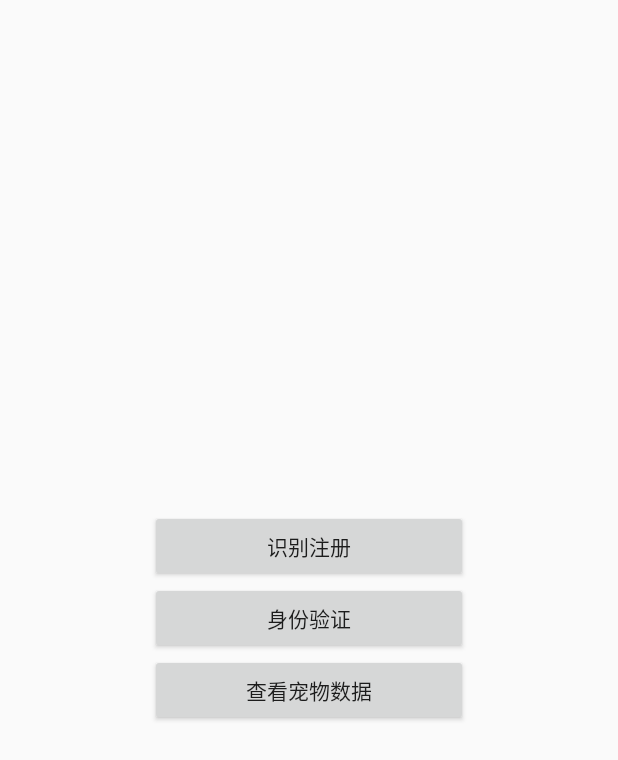
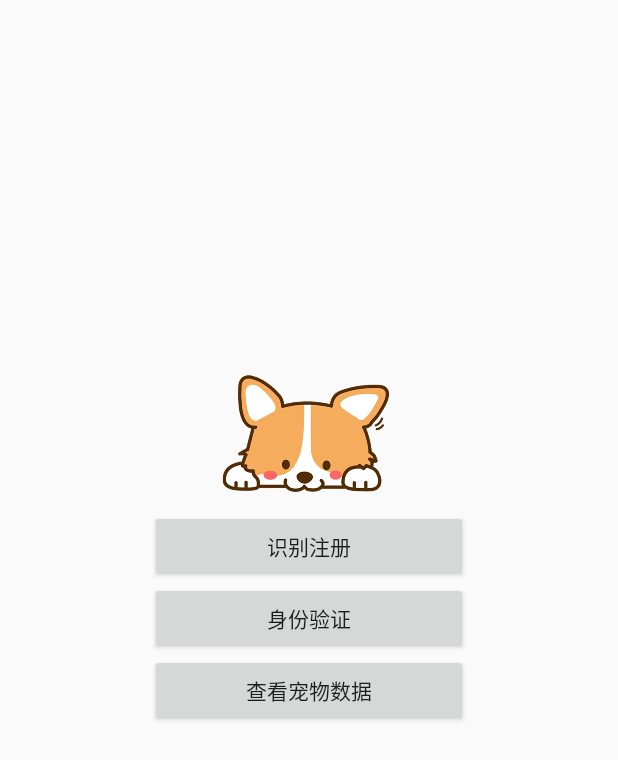
Before and after one commit to Kwiecien6/petIdentifyApp, an Android app: the screen it shows after launch (MainActivity), on a phone screen of 412 x 824 dp. Shown: the top 760 px of the screen. Run offline under Robolectric (Android 15) with nearby library versions, the phone set to English and light mode, and no system bars.

Commit message:
7.优化UI；SQLite添加约束，宠物昵称唯一；增加注册校验

```diff
--- a/app/build.gradle
+++ b/app/build.gradle
@@ -39,6 +39,5 @@ dependencies {
     androidTestImplementation 'androidx.test.ext:junit:1.1.2'
     androidTestImplementation 'androidx.test.espresso:espresso-core:3.3.0'
     implementation 'com.jakewharton:butterknife:8.8.1'
-
-
+    implementation 'androidx.cardview:cardview:1.0.0'
 }
--- a/app/src/main/java/com/jyq/petidentifyapp/activity/MainActivity.java
+++ b/app/src/main/java/com/jyq/petidentifyapp/activity/MainActivity.java
@@ -38,13 +38,13 @@ public class MainActivity extends AppCompatActivity implements View.OnClickListe
 //     初始化数据库
     private void initDatabase() {
         DatabaseHelper helper = new DatabaseHelper(this);
-        if (helper.query().size() == 0) {
-            Bitmap bitmap = BitmapFactory.decodeResource(getResources(),
-                    R.drawable.sample_pet_pic);
-            String path = helper.saveBitmapToLocal(bitmap);
-            PetInfo pet = new PetInfo("无","无" ,"无", 0, path);
-            helper.insert(pet);
-        }
+//        if (helper.query().size() == 0) {
+//            Bitmap bitmap = BitmapFactory.decodeResource(getResources(),
+//                    R.drawable.sample_pet_pic);
+//            String path = helper.saveBitmapToLocal(bitmap);
+//            PetInfo pet = new PetInfo("无","无" ,"无", 0, path);
+//            helper.insert(pet);
+//        }
         helper.close();
     }
 
@@ -56,47 +56,19 @@ public class MainActivity extends AppCompatActivity implements View.OnClickListe
                         DetectActivity.class);
                 registerIntent.putExtra("flag", DetectActivity.FLAG_REGISTER);
                 startActivity(registerIntent);
-//                requestCameraPermission(new PermissionHelper.RequestListener() {
-//                    @Override
-//                    public void onGranted() {
-//                        Intent intent = new Intent(MainActivity.this,
-//                                DetectActivity.class);
-//                        intent.putExtra("flag", DetectActivity.FLAG_REGISTER);
-//                        startActivityForResult(intent,
-//                                DetectActivity.FLAG_REGISTER);
-//                    }
-//
-//                    @Override
-//                    public void onDenied() {
-//                        ToastUtil.showToast(MainActivity.this, "权限拒绝", 0);
-//                    }
-//                });
                 break;
+
             case R.id.verify:
                 Intent verifyIntent = new Intent(MainActivity.this,
                         DetectActivity.class);
                 verifyIntent.putExtra("flag", DetectActivity.FLAG_VERIFY);
-                startActivityForResult(verifyIntent,
-                        DetectActivity.FLAG_VERIFY);
-//                requestCameraPermission(new PermissionHelper.RequestListener() {
-//                    @Override
-//                    public void onGranted() {
-//                        Intent intent = new Intent(MainActivity.this,
-//                                DetectActivity.class);
-//                        intent.putExtra("flag", DetectActivity.FLAG_VERIFY);
-//                        startActivityForResult(intent,
-//                                DetectActivity.FLAG_VERIFY);
-//                    }
-//
-//                    @Override
-//                    public void onDenied() {
-//                        ToastUtil.showToast(MainActivity.this, "权限拒绝", 0);
-//                    }
-//                });
+                startActivity(verifyIntent);
                 break;
+
             case R.id.view_data:
                 startActivity(new Intent(MainActivity.this, ViewDataActivity.class));
                 break;
+
             default:
                 break;
         }
--- a/app/src/main/java/com/jyq/petidentifyapp/adapter/PetAdapter.java
+++ b/app/src/main/java/com/jyq/petidentifyapp/adapter/PetAdapter.java
@@ -12,6 +12,7 @@ import android.widget.LinearLayout;
 import android.widget.TextView;
 
 import androidx.annotation.NonNull;
+import androidx.cardview.widget.CardView;
 import androidx.recyclerview.widget.RecyclerView;
 
 import com.jyq.petidentifyapp.R;
@@ -30,7 +31,7 @@ public class PetAdapter extends RecyclerView.Adapter<PetAdapter.ViewHolder> {
 
 
     static class ViewHolder extends RecyclerView.ViewHolder {
-        LinearLayout linearLayout;
+        CardView cardView;
         ImageView petFace;
         TextView petName;
         TextView petType;
@@ -39,7 +40,7 @@ public class PetAdapter extends RecyclerView.Adapter<PetAdapter.ViewHolder> {
 
         private ViewHolder(View itemView) {
             super(itemView);
-            linearLayout = (LinearLayout) itemView;
+            cardView = (CardView) itemView;
             petFace = (ImageView) itemView.findViewById(R.id.petFace);
             petName = (TextView) itemView.findViewById(R.id.petName);
             petType = (TextView) itemView.findViewById(R.id.pet_type);
--- a/app/src/main/java/com/jyq/petidentifyapp/util/PetMatcher.java
+++ b/app/src/main/java/com/jyq/petidentifyapp/util/PetMatcher.java
@@ -20,7 +20,7 @@ public class PetMatcher {
     private static int counter;
     public final int UNFINISHED = -2;
     public final int NO_MATCHER = -1;
-    private final int MAX_COUNTER = 45;
+    private final int MAX_COUNTER = 48;
     private final double MY_SIMILARITY = 0.8;
     private List<String> mPathList;
 
--- a/app/src/main/res/layout/activity_main.xml
+++ b/app/src/main/res/layout/activity_main.xml
@@ -1,12 +1,25 @@
 <?xml version="1.0" encoding="utf-8"?>
-<LinearLayout
+<RelativeLayout
     xmlns:android="http://schemas.android.com/apk/res/android"
     xmlns:tools="http://schemas.android.com/tools"
     android:layout_width="match_parent"
     android:layout_height="match_parent"
     android:orientation="vertical"
-    android:gravity="center"
     tools:context=".activity.MainActivity">
+
+    <ImageView
+        android:id="@+id/img"
+        android:layout_width="match_parent"
+        android:layout_height="100dp"
+        android:layout_above="@id/menu"
+        android:src="@drawable/sample_pet_pic" />
+
+    <LinearLayout
+        android:id="@+id/menu"
+        android:layout_width="match_parent"
+        android:layout_height="wrap_content"
+        android:layout_centerVertical="true"
+        android:orientation="vertical">
 
         <Button
             android:id="@+id/register"
@@ -19,6 +32,7 @@
             android:id="@+id/verify"
             android:layout_width="match_parent"
             android:layout_height="wrap_content"
+            android:layout_below="@id/register"
             android:layout_marginHorizontal="100dp"
             android:text="身份验证" />
 
@@ -26,7 +40,11 @@
             android:id="@+id/view_data"
             android:layout_width="match_parent"
             android:layout_height="wrap_content"
+            android:layout_below="@id/verify"
             android:layout_marginHorizontal="100dp"
             android:text="查看宠物数据" />
 
     </LinearLayout>
+
+
+</RelativeLayout>
```
Also changed, not shown: app/src/main/java/com/jyq/petidentifyapp/activity/DetectActivity.java (+30 -68 lines), app/src/main/java/com/jyq/petidentifyapp/activity/RegisterActivity.java (+8 -1 lines), app/src/main/java/com/jyq/petidentifyapp/activity/ViewDataActivity.java (+12 -2 lines), app/src/main/java/com/jyq/petidentifyapp/db/DatabaseHelper.java (+14 -1 lines), app/src/main/res/layout/activity_view_data.xml (+8 -0 lines), app/src/main/res/layout/item_pet.xml (+15 -2 lines), app/src/main/res/drawable-v24/null_tip.png (added), 1 other file. Lines whose indentation alone changed are shown as unchanged.
